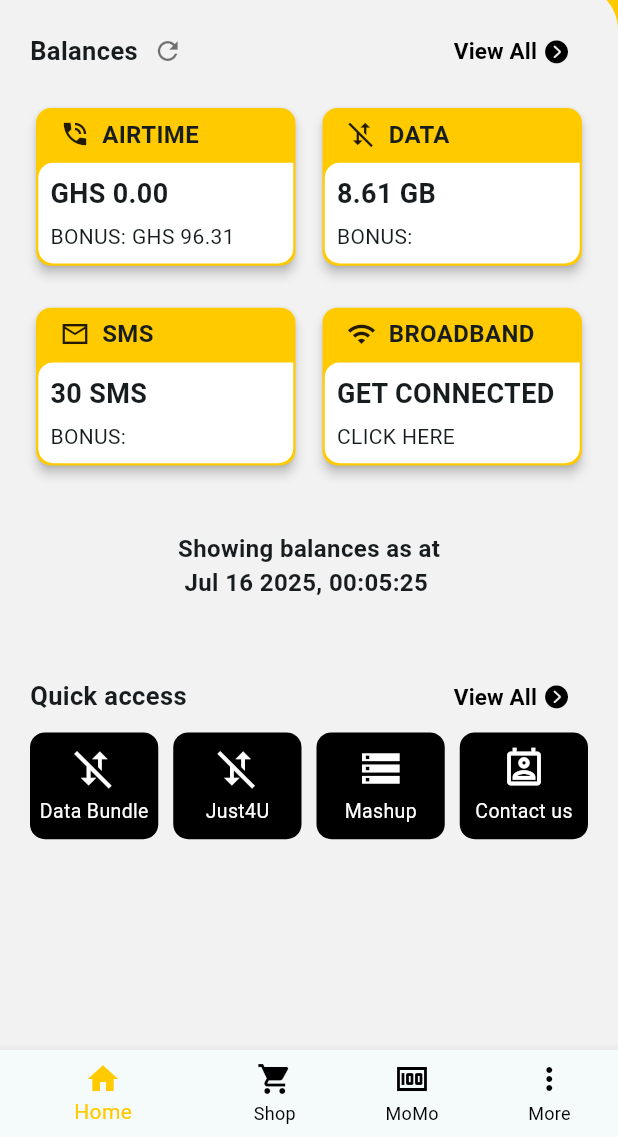
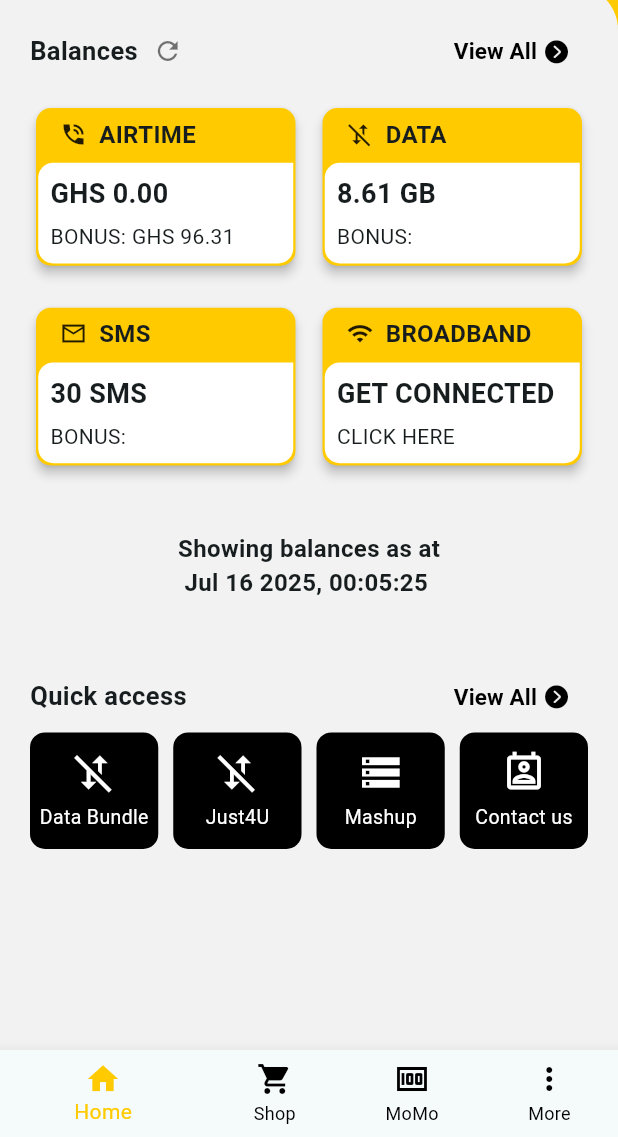
Before and after one commit to abdulwahabfuseini/flutter_app_demo, a Flutter app: the screen it shows after launch, on a phone screen of 412 x 824 dp, the part 99-1236 px from its top. Run offline on Flutter 3.47's test engine with Material 3 defaults, Android fonts, the phone set to English and light mode, and no system bars.

Commit message:
Quick Access Buttons

```diff
--- a/lib/view/screens/home/home_screen.dart
+++ b/lib/view/screens/home/home_screen.dart
@@ -110,7 +110,7 @@
                       GridView.count(crossAxisCount: 4,
                       mainAxisSpacing: 5,
                         crossAxisSpacing: 10,
-                        childAspectRatio: 1.2,
+                        childAspectRatio: 1.1,
                         shrinkWrap: true,
                         physics: const NeverScrollableScrollPhysics(),
                         children: [
--- a/lib/view/screens/home/home_widgets.dart
+++ b/lib/view/screens/home/home_widgets.dart
@@ -54,7 +54,7 @@
           padding: const EdgeInsets.symmetric(horizontal: 16, vertical: 6),
           child: Row(
             children: [
-              Icon(icon, size: 20,),
+              Icon(icon, size: 18),
               const SizedBox(width: 8),
               Text(
                 title,
@@ -80,7 +80,16 @@
                 child: Column(
                   crossAxisAlignment: CrossAxisAlignment.start,
                   mainAxisAlignment: MainAxisAlignment.spaceBetween,
-                  children: [Text(value, style: TextStyle(fontWeight: FontWeight.bold, fontSize: 18),), Text(bonus, style: TextStyle(fontWeight: FontWeight.w400),)],
+                  children: [
+                    Text(
+                      value,
+                      style: TextStyle(
+                        fontWeight: FontWeight.bold,
+                        fontSize: 18,
+                      ),
+                    ),
+                    Text(bonus, style: TextStyle(fontWeight: FontWeight.w400)),
+                  ],
                 ),
               ),
             ),
@@ -91,22 +100,54 @@
   );
 }
 
-
-Widget quickAccessCard(IconData icon, String value){
+Widget quickAccessCard(IconData icon, String value) {
   return Container(
     padding: EdgeInsets.symmetric(horizontal: 4, vertical: 6),
     decoration: BoxDecoration(
       color: Colors.black,
-      borderRadius: BorderRadius.circular(10)
+      borderRadius: BorderRadius.circular(10),
     ),
     child: Column(
       mainAxisAlignment: MainAxisAlignment.center,
 
-      spacing: 4,
+      spacing: 5,
       children: [
-        Icon(icon, color: Colors.white, size: 30,),
-        Text(value, style: TextStyle(fontWeight: FontWeight.w400, color: Colors.white, fontSize: 13),)
+        Icon(icon, color: Colors.white, size: 30),
+        Text(
+          value,
+          style: TextStyle(
+            fontWeight: FontWeight.w400,
+            color: Colors.white,
+            fontSize: 13,
+          ),
+        ),
       ],
     ),
   );
 }
+
+Widget quickAccessButtons({required String text, IconData? icon}) {
+  return Container(
+    decoration: BoxDecoration(
+      color: Colors.black,
+      borderRadius: BorderRadius.circular(10),
+    ),
+    child: Center(
+      child: RichText(
+        text: const TextSpan(
+          style: TextStyle(fontSize: 20, color: Colors.black, wordSpacing: 4),
+          children: [
+            TextSpan(
+              text: "",
+              style: TextStyle(fontWeight: FontWeight.bold),
+            ),
+            TextSpan(
+              text: " ABDUL",
+              style: TextStyle(fontWeight: FontWeight.w300),
+            ),
+          ],
+        ),
+      ),
+    ),
+  );
+}
```
